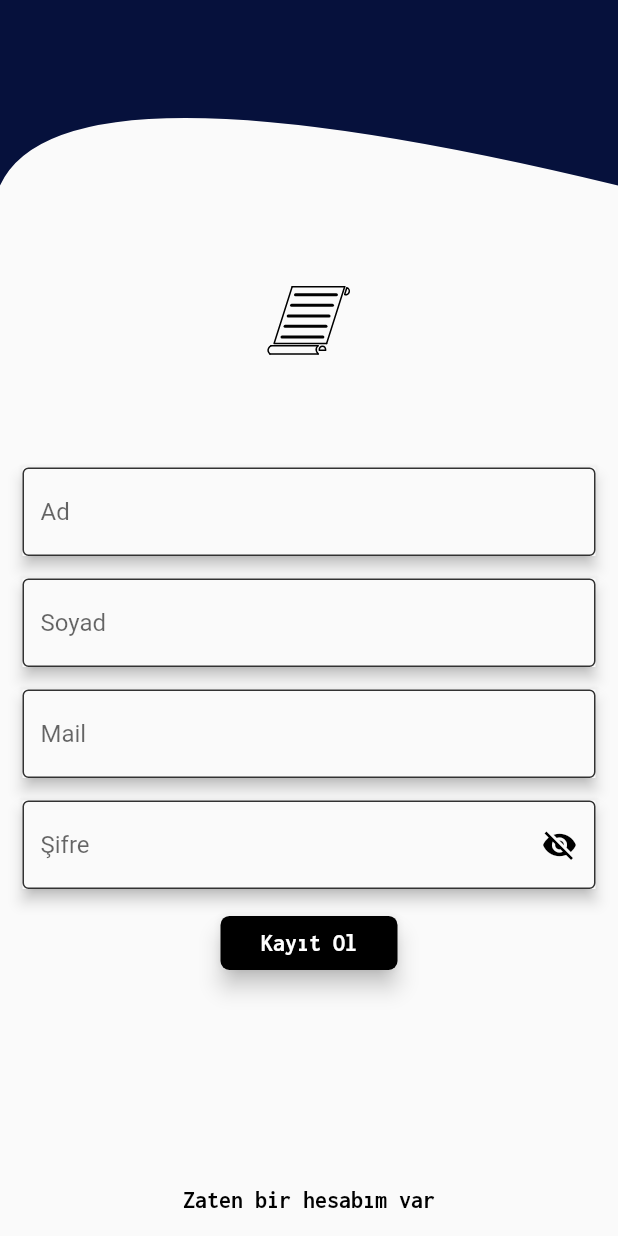
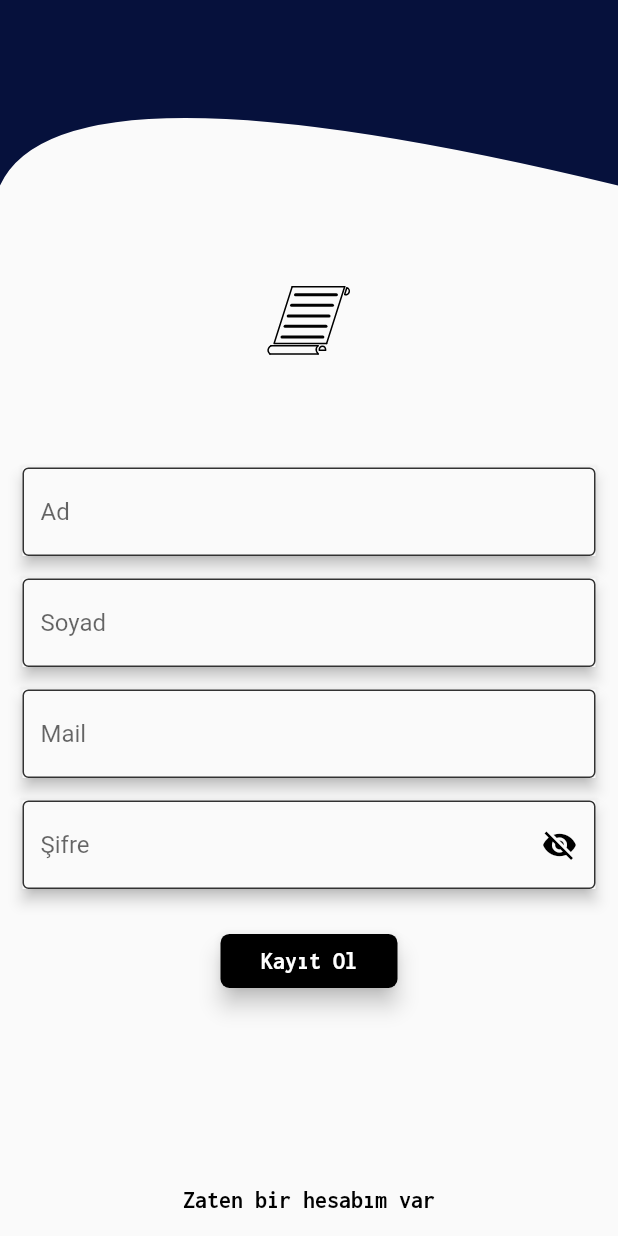
Before and after one commit to adem-emre/BQ-App, a Flutter app: the RegisterView screen opened directly, on a phone screen of 412 x 824 dp. Run offline on Flutter 3.47's test engine with Material 2 defaults, Android fonts, the phone set to English and light mode, and no system bars; our stand-ins replace flutter_slidable, google_fonts, lottie, percent_indicator; network calls fail; project files that could hold a hidden picture were left out.

Commit message:
edit core widgets

```diff
--- a/lib/core/widgets/custom_button.dart
+++ b/lib/core/widgets/custom_button.dart
@@ -5,17 +5,20 @@ import 'package:google_fonts/google_fonts.dart';
 class CustomButton extends StatelessWidget {
   final Color? buttonColor;
   final String label;
+  final EdgeInsets? padding;
   final void Function() onPressed;
   const CustomButton(
       {Key? key,
       required this.label,
       required this.onPressed,
-      this.buttonColor})
+      this.buttonColor, this.padding})
       : super(key: key);
 
   @override
   Widget build(BuildContext context) {
-    return ElevatedButton(
+    return Padding(
+      padding: padding ?? const EdgeInsets.only(top: 12),
+      child: ElevatedButton(
         style: ElevatedButton.styleFrom(
           padding: const EdgeInsets.symmetric(horizontal: 27),
           shape: RoundedRectangleBorder(
@@ -27,8 +30,9 @@ class CustomButton extends StatelessWidget {
         onPressed: onPressed,
         child: Text(
           label,
-        style:
-            GoogleFonts.inconsolata(fontSize: 16, fontWeight: FontWeight.bold),
+          style: GoogleFonts.inconsolata(
+              fontSize: 16, fontWeight: FontWeight.bold),
+        ),
       ),
     );
   }
--- a/lib/core/widgets/custom_text_form.dart
+++ b/lib/core/widgets/custom_text_form.dart
@@ -1,4 +1,5 @@
 import 'package:flutter/material.dart';
+import 'package:flutter/services.dart';
 
 class CustomTextForm extends StatelessWidget {
   final int? maxLines;
@@ -34,10 +35,11 @@ class CustomTextForm extends StatelessWidget {
           maxLength: maxLength,
           keyboardType: keyboardType,
           validator: validator,
+          inputFormatters: keyboardType == TextInputType.number
+              ? [FilteringTextInputFormatter.digitsOnly]
+              : null,
           decoration: InputDecoration(
-              prefixIcon: prefixIcon,
-              hintText: hintText,
-              counterText: ""),
+              prefixIcon: prefixIcon, hintText: hintText, counterText: ""),
         ),
       ),
     );
```
Lines whose indentation alone changed are shown as unchanged.
